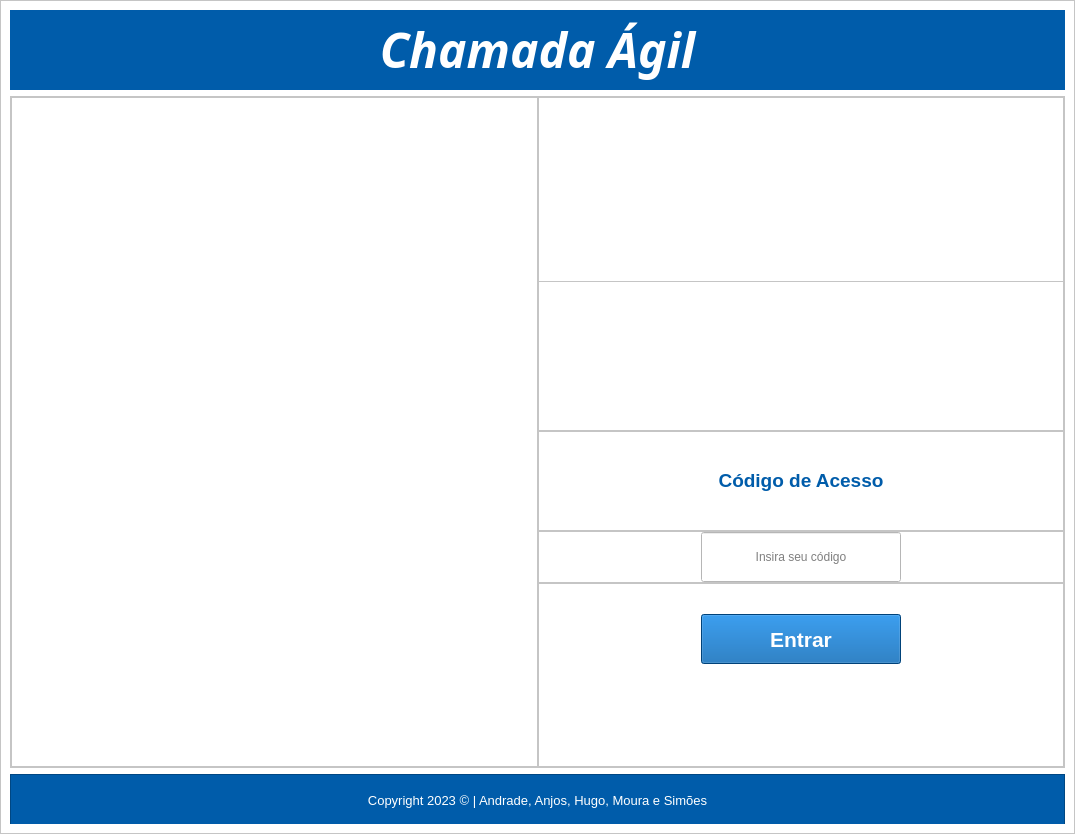
Above: view/telaProf.ui from DiegoSMAnjos/SENAI-TDS-TCC-Chamada-Agil before the change. Below: the same form after it.
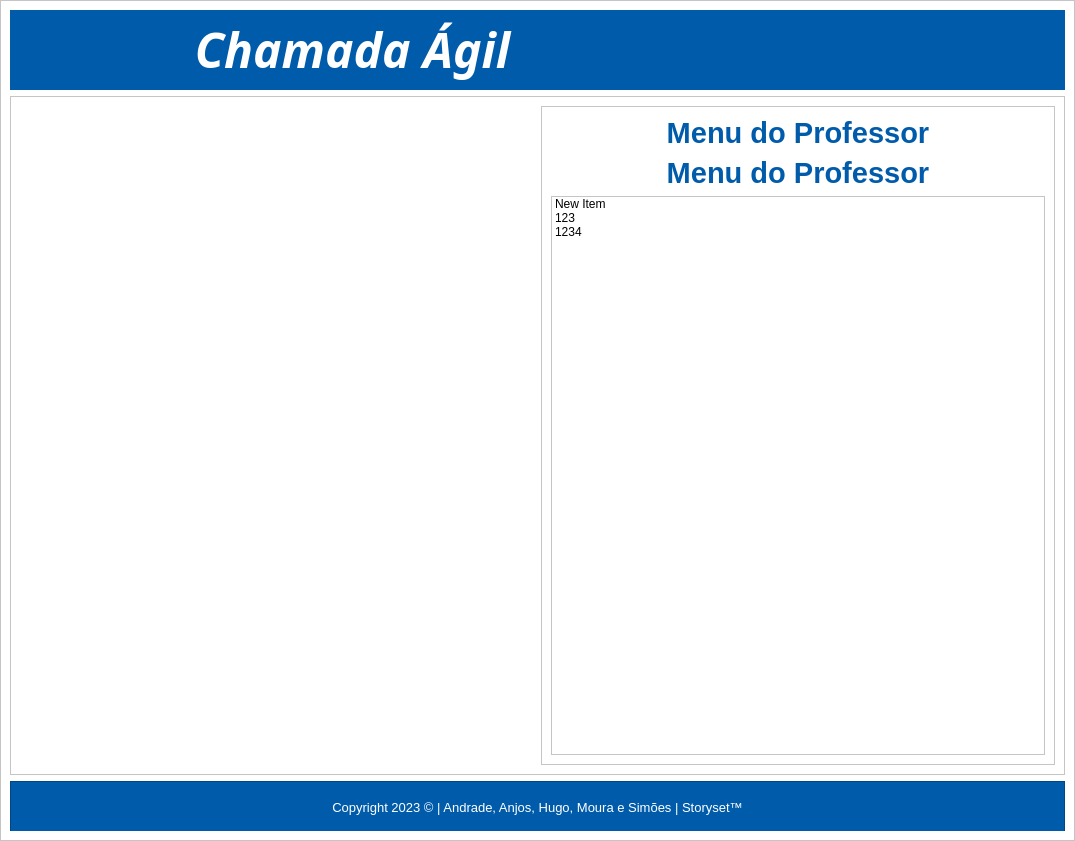
That is the form after the change. Icons and pictures are not drawn.

The edit to the form file:
```diff
--- a/view/telaProf.ui
+++ b/view/telaProf.ui
@@ -7,7 +7,7 @@
     <x>0</x>
     <y>0</y>
     <width>1075</width>
-    <height>834</height>
+    <height>841</height>
    </rect>
   </property>
   <property name="minimumSize">
@@ -88,7 +88,7 @@
            <number>0</number>
           </property>
           <property name="rightMargin">
-           <number>0</number>
+           <number>50</number>
           </property>
           <property name="bottomMargin">
            <number>0</number>
@@ -121,6 +121,31 @@
             </property>
            </widget>
           </item>
+          <item>
+           <widget class="QLabel" name="lblLogoSenai">
+            <property name="minimumSize">
+             <size>
+              <width>320</width>
+              <height>80</height>
+             </size>
+            </property>
+            <property name="maximumSize">
+             <size>
+              <width>320</width>
+              <height>80</height>
+             </size>
+            </property>
+            <property name="text">
+             <string/>
+            </property>
+            <property name="pixmap">
+             <pixmap>../img/senai-logo.png</pixmap>
+            </property>
+            <property name="scaledContents">
+             <bool>true</bool>
+            </property>
+           </widget>
+          </item>
          </layout>
         </widget>
        </item>
@@ -132,40 +157,16 @@
          <property name="frameShadow">
           <enum>QFrame::Raised</enum>
          </property>
-         <layout class="QHBoxLayout" name="horizontalLayout_8">
-          <property name="spacing">
-           <number>0</number>
-          </property>
-          <property name="leftMargin">
-           <number>0</number>
-          </property>
-          <property name="topMargin">
-           <number>0</number>
-          </property>
-          <property name="rightMargin">
-           <number>0</number>
-          </property>
-          <property name="bottomMargin">
-           <number>0</number>
-          </property>
-          <item>
+         <layout class="QGridLayout" name="gridLayout">
+          <item row="0" column="0">
            <widget class="QFrame" name="frameL">
-            <property name="minimumSize">
-             <size>
-              <width>500</width>
-              <height>0</height>
-             </size>
-            </property>
-            <property name="layoutDirection">
-             <enum>Qt::LeftToRight</enum>
-            </property>
             <property name="frameShape">
-             <enum>QFrame::StyledPanel</enum>
+             <enum>QFrame::NoFrame</enum>
             </property>
             <property name="frameShadow">
              <enum>QFrame::Raised</enum>
             </property>
-            <layout class="QHBoxLayout" name="horizontalLayout_9">
+            <layout class="QHBoxLayout" name="horizontalLayout_3">
              <property name="spacing">
               <number>0</number>
              </property>
@@ -195,6 +196,12 @@
                  <height>500</height>
                 </size>
                </property>
+               <property name="maximumSize">
+                <size>
+                 <width>500</width>
+                 <height>500</height>
+                </size>
+               </property>
                <property name="layoutDirection">
                 <enum>Qt::LeftToRight</enum>
                </property>
@@ -212,314 +219,68 @@
             </layout>
            </widget>
           </item>
-          <item>
+          <item row="0" column="1">
            <widget class="QFrame" name="frameR">
             <property name="frameShape">
-             <enum>QFrame::NoFrame</enum>
+             <enum>QFrame::StyledPanel</enum>
             </property>
             <property name="frameShadow">
              <enum>QFrame::Raised</enum>
             </property>
             <layout class="QVBoxLayout" name="verticalLayout_3">
-             <property name="spacing">
-              <number>0</number>
-             </property>
-             <property name="leftMargin">
-              <number>0</number>
-             </property>
-             <property name="topMargin">
-              <number>0</number>
-             </property>
-             <property name="rightMargin">
-              <number>0</number>
-             </property>
-             <property name="bottomMargin">
-              <number>0</number>
-             </property>
              <item>
-              <widget class="QFrame" name="frame_3">
-               <property name="minimumSize">
-                <size>
-                 <width>0</width>
-                 <height>200</height>
-                </size>
+              <widget class="QLabel" name="label">
+               <property name="font">
+                <font>
+                 <family>Segoe UI</family>
+                 <pointsize>14</pointsize>
+                 <weight>75</weight>
+                 <bold>true</bold>
+                </font>
                </property>
-               <property name="frameShape">
-                <enum>QFrame::StyledPanel</enum>
+               <property name="text">
+                <string>&lt;html&gt;&lt;head/&gt;&lt;body&gt;&lt;p&gt;&lt;span style=&quot; font-size:22pt; color:#005caa;&quot;&gt;Menu do Professor&lt;/span&gt;&lt;/p&gt;&lt;/body&gt;&lt;/html&gt;</string>
                </property>
-               <property name="frameShadow">
-                <enum>QFrame::Raised</enum>
+               <property name="alignment">
+                <set>Qt::AlignCenter</set>
                </property>
-               <layout class="QHBoxLayout" name="horizontalLayout_3">
-                <property name="spacing">
-                 <number>0</number>
-                </property>
-                <property name="leftMargin">
-                 <number>0</number>
-                </property>
-                <property name="topMargin">
-                 <number>0</number>
-                </property>
-                <property name="rightMargin">
-                 <number>0</number>
-                </property>
-                <property name="bottomMargin">
-                 <number>0</number>
-                </property>
-                <item>
-                 <widget class="QLabel" name="lblLogoSenai">
-                  <property name="minimumSize">
-                   <size>
-                    <width>400</width>
-                    <height>100</height>
-                   </size>
-                  </property>
-                  <property name="maximumSize">
-                   <size>
-                    <width>400</width>
-                    <height>100</height>
-                   </size>
-                  </property>
-                  <property name="text">
-                   <string/>
-                  </property>
-                  <property name="pixmap">
-                   <pixmap>../img/senai-logo.png</pixmap>
-                  </property>
-                  <property name="scaledContents">
-                   <bool>true</bool>
-                  </property>
-                 </widget>
-                </item>
-               </layout>
               </widget>
              </item>
              <item>
-              <widget class="QFrame" name="frame_4">
-               <property name="minimumSize">
-                <size>
-                 <width>0</width>
-                 <height>150</height>
-                </size>
+              <widget class="QLabel" name="label_2">
+               <property name="font">
+                <font>
+                 <family>Segoe UI</family>
+                 <pointsize>14</pointsize>
+                 <weight>75</weight>
+                 <bold>true</bold>
+                </font>
                </property>
-               <property name="maximumSize">
-                <size>
-                 <width>16777215</width>
-                 <height>200</height>
-                </size>
+               <property name="text">
+                <string>&lt;html&gt;&lt;head/&gt;&lt;body&gt;&lt;p&gt;&lt;span style=&quot; font-size:22pt; color:#005caa;&quot;&gt;Menu do Professor&lt;/span&gt;&lt;/p&gt;&lt;/body&gt;&lt;/html&gt;</string>
                </property>
-               <property name="frameShape">
-                <enum>QFrame::StyledPanel</enum>
+               <property name="alignment">
+                <set>Qt::AlignCenter</set>
                </property>
-               <property name="frameShadow">
-                <enum>QFrame::Raised</enum>
-               </property>
-               <layout class="QHBoxLayout" name="horizontalLayout_4">
-                <property name="spacing">
-                 <number>0</number>
-                </property>
-                <property name="leftMargin">
-                 <number>0</number>
-                </property>
-                <property name="topMargin">
-                 <number>0</number>
-                </property>
-                <property name="rightMargin">
-                 <number>0</number>
-                </property>
-                <property name="bottomMargin">
-                 <number>0</number>
-                </property>
-                <item>
-                 <widget class="QLabel" name="lblUserCircle">
-                  <property name="minimumSize">
-                   <size>
-                    <width>100</width>
-                    <height>100</height>
-                   </size>
-                  </property>
-                  <property name="maximumSize">
-                   <size>
-                    <width>100</width>
-                    <height>100</height>
-                   </size>
-                  </property>
-                  <property name="text">
-                   <string/>
-                  </property>
-                  <property name="pixmap">
-                   <pixmap>../img/user-circle.png</pixmap>
-                  </property>
-                  <property name="scaledContents">
-                   <bool>true</bool>
-                  </property>
-                 </widget>
-                </item>
-               </layout>
               </widget>
              </item>
              <item>
-              <widget class="QFrame" name="frame_5">
-               <property name="minimumSize">
-                <size>
-                 <width>0</width>
-                 <height>100</height>
-                </size>
-               </property>
-               <property name="frameShape">
-                <enum>QFrame::StyledPanel</enum>
-               </property>
-               <property name="frameShadow">
-                <enum>QFrame::Raised</enum>
-               </property>
-               <layout class="QHBoxLayout" name="horizontalLayout_5">
-                <property name="spacing">
-                 <number>0</number>
+              <widget class="QListWidget" name="listWidget">
+               <item>
+                <property name="text">
+                 <string>New Item</string>
                 </property>
-                <property name="leftMargin">
-                 <number>0</number>
+               </item>
+               <item>
+                <property name="text">
+                 <string>123</string>
                 </property>
-                <property name="topMargin">
-                 <number>0</number>
+               </item>
+               <item>
+                <property name="text">
+                 <string>1234</string>
                 </property>
-                <property name="rightMargin">
-                 <number>0</number>
-                </property>
-                <property name="bottomMargin">
-                 <number>0</number>
-                </property>
-                <item>
-                 <widget class="QLabel" name="label">
-                  <property name="maximumSize">
-                   <size>
-                    <width>200</width>
-                    <height>50</height>
-                   </size>
-                  </property>
-                  <property name="font">
-                   <font>
-                    <family>Segoe UI</family>
-                    <pointsize>14</pointsize>
-                    <weight>75</weight>
-                    <bold>true</bold>
-                   </font>
-                  </property>
-                  <property name="text">
-                   <string>&lt;html&gt;&lt;head/&gt;&lt;body&gt;&lt;p align=&quot;center&quot;&gt;&lt;span style=&quot; font-weight:600; color:#005caa;&quot;&gt;Código de Acesso&lt;/span&gt;&lt;/p&gt;&lt;/body&gt;&lt;/html&gt;</string>
-                  </property>
-                 </widget>
-                </item>
-               </layout>
-              </widget>
-             </item>
-             <item>
-              <widget class="QFrame" name="frame_6">
-               <property name="frameShape">
-                <enum>QFrame::StyledPanel</enum>
-               </property>
-               <property name="frameShadow">
-                <enum>QFrame::Raised</enum>
-               </property>
-               <layout class="QHBoxLayout" name="horizontalLayout_6">
-                <property name="spacing">
-                 <number>0</number>
-                </property>
-                <property name="leftMargin">
-                 <number>0</number>
-                </property>
-                <property name="topMargin">
-                 <number>0</number>
-                </property>
-                <property name="rightMargin">
-                 <number>0</number>
-                </property>
-                <property name="bottomMargin">
-                 <number>0</number>
-                </property>
-                <item>
-                 <widget class="QLineEdit" name="lineEdit">
-                  <property name="minimumSize">
-                   <size>
-                    <width>200</width>
-                    <height>50</height>
-                   </size>
-                  </property>
-                  <property name="maximumSize">
-                   <size>
-                    <width>200</width>
-                    <height>50</height>
-                   </size>
-                  </property>
-                  <property name="styleSheet">
-                   <string notr="true">border-color: rgb(0, 92, 170);</string>
-                  </property>
-                  <property name="alignment">
-                   <set>Qt::AlignCenter</set>
-                  </property>
-                  <property name="placeholderText">
-                   <string>Insira seu código</string>
-                  </property>
-                 </widget>
-                </item>
-               </layout>
-              </widget>
-             </item>
-             <item>
-              <widget class="QFrame" name="frame_7">
-               <property name="frameShape">
-                <enum>QFrame::StyledPanel</enum>
-               </property>
-               <property name="frameShadow">
-                <enum>QFrame::Raised</enum>
-               </property>
-               <layout class="QHBoxLayout" name="horizontalLayout_7">
-                <property name="spacing">
-                 <number>0</number>
-                </property>
-                <property name="leftMargin">
-                 <number>0</number>
-                </property>
-                <property name="topMargin">
-                 <number>30</number>
-                </property>
-                <property name="rightMargin">
-                 <number>0</number>
-                </property>
-                <property name="bottomMargin">
-                 <number>200</number>
-                </property>
-                <item>
-                 <widget class="QPushButton" name="pushButton">
-                  <property name="minimumSize">
-                   <size>
-                    <width>200</width>
-                    <height>50</height>
-                   </size>
-                  </property>
-                  <property name="maximumSize">
-                   <size>
-                    <width>200</width>
-                    <height>50</height>
-                   </size>
-                  </property>
-                  <property name="font">
-                   <font>
-                    <family>Segoe UI</family>
-                    <pointsize>16</pointsize>
-                    <weight>75</weight>
-                    <bold>true</bold>
-                   </font>
-                  </property>
-                  <property name="styleSheet">
-                   <string notr="true">background-color: rgb(0, 92, 170);
-color: rgb(255, 255, 255);</string>
-                  </property>
-                  <property name="text">
-                   <string>Entrar</string>
-                  </property>
-                 </widget>
-                </item>
-               </layout>
+               </item>
               </widget>
              </item>
             </layout>
@@ -588,7 +349,7 @@
              <string notr="true">color: rgb(255, 255, 255);</string>
             </property>
             <property name="text">
-             <string>Copyright 2023 © | Andrade, Anjos, Hugo, Moura e Simões</string>
+             <string>Copyright 2023 © | Andrade, Anjos, Hugo, Moura e Simões | Storyset™</string>
             </property>
             <property name="alignment">
              <set>Qt::AlignCenter</set>
```
Left out of the diff: 4 changed lines with no effect on the pictures.
